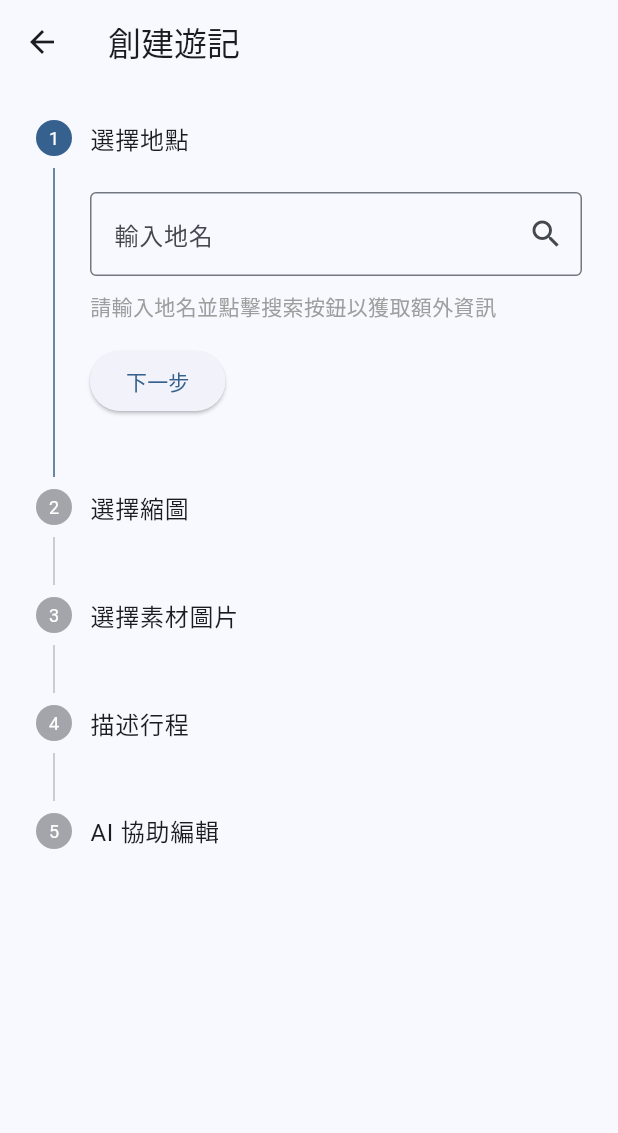
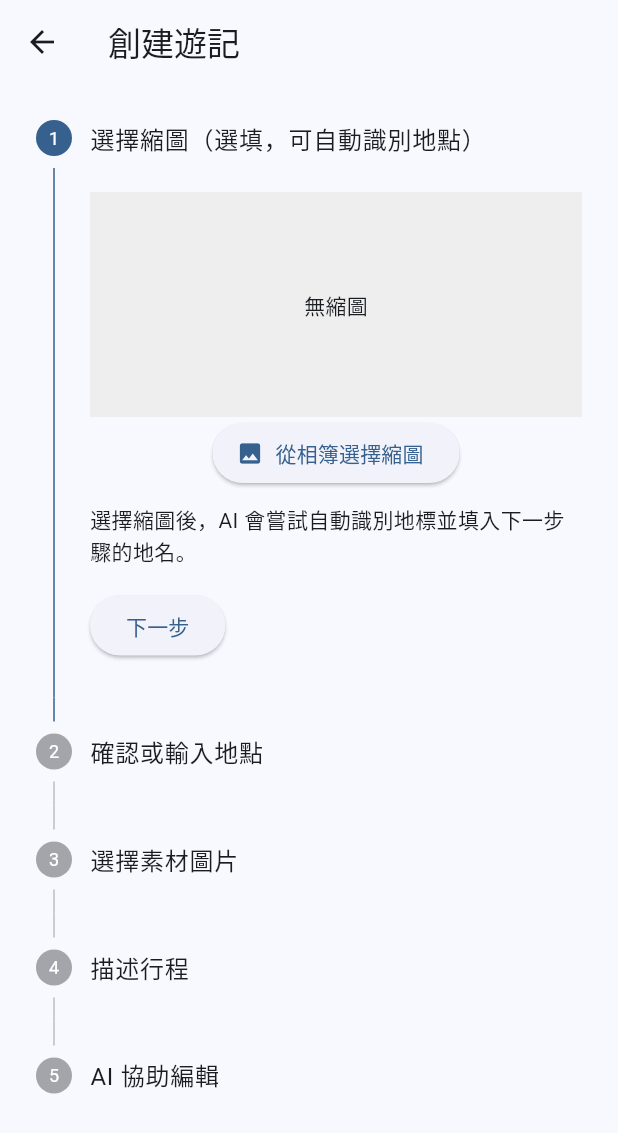
Before and after one commit to YUEN-YU-WING/fcu_travel_blog_fixed_2, a Flutter app: the CreateTravelArticlePage screen opened directly, on a phone screen of 412 x 824 dp. Shown: the top 1133 px of the screen. Run offline on Flutter 3.47's test engine with Material 3 defaults, Android fonts, the phone set to English and light mode, and no system bars; our stand-ins replace cached_network_image, cloud_firestore, firebase_auth, firebase_core, firebase_storage, flutter_dotenv and 6 more; missing offline and left inert: firebase_app_check, flutter_google_places_sdk, html_editor_enhanced, markdown_editor_plus; accounts and stored records are empty.

Commit message:
2025/11/10 1st 正在優化自動生存文章的ux，新增影像識別功能

```diff
--- a/lib/pages/create_travel_article_page.dart
+++ b/lib/pages/create_travel_article_page.dart
@@ -1,14 +1,16 @@
 import 'package:flutter/material.dart';
 import 'package:cloud_firestore/cloud_firestore.dart';
 import 'package:google_maps_flutter/google_maps_flutter.dart';
-import 'package:cached_network_image/cached_network_image.dart'; // 用於顯示網絡圖片
-import 'package:firebase_auth/firebase_auth.dart'; // 用於檢查登入狀態
+import 'package:cached_network_image/cached_network_image.dart';
+import 'package:firebase_auth/firebase_auth.dart';
+import 'package:http/http.dart' as http;
+import 'dart:convert';
 
 import '../models/travel_article_data.dart';
 import '../services/openai_service.dart';
 import '../services/location_service.dart';
 import 'ai_edit_travel_article_page.dart';
-import '../album_folder_page.dart'; // 引入你的 AlbumFolderPage
+import '../album_folder_page.dart';
 
 class CreateTravelArticlePage extends StatefulWidget {
   const CreateTravelArticlePage({super.key});
@@ -29,6 +31,7 @@ class _CreateTravelArticlePageState extends State<CreateTravelArticlePage> {
   final TextEditingController _descriptionController = TextEditingController();
   bool _isGeneratingAIContent = false;
   bool _isSearchingPlace = false;
+  bool _isDetectingLandmark = false;
 
   String? _selectedThumbnailUrl;
   List<String> _selectedMaterialImageUrls = [];
@@ -47,13 +50,12 @@ class _CreateTravelArticlePageState extends State<CreateTravelArticlePage> {
   }
 
   Future<void> _searchPlace() async {
-    final userInputPlaceName = _placeNameInputController.text.trim(); // 獲取用戶輸入並去除空白
+    final userInputPlaceName = _placeNameInputController.text.trim();
 
     if (userInputPlaceName.isEmpty) {
       ScaffoldMessenger.of(context).showSnackBar(
         const SnackBar(content: Text('請輸入地名')),
       );
-      // 仍然需要更新 _articleData.placeName 以觸發 validator
       setState(() {
         _articleData.placeName = null;
         _articleData.address = null;
@@ -62,20 +64,18 @@ class _CreateTravelArticlePageState extends State<CreateTravelArticlePage> {
       return;
     }
 
-    // 首先，直接使用用戶輸入作為 _articleData.placeName
     setState(() {
-      _articleData.placeName = userInputPlaceName; // <-- 直接使用用戶輸入
-      _isSearchingPlace = true; // 表示正在後台搜索地址和經緯度
+      _articleData.placeName = userInputPlaceName;
+      _isSearchingPlace = true;
     });
 
 
     try {
       final Map<String, dynamic>? result =
-      await LocationService.searchPlaceByName(userInputPlaceName); // 仍然嘗試搜索以獲取地址和經緯度
+      await LocationService.searchPlaceByName(userInputPlaceName);
 
       if (result != null) {
         setState(() {
-          // 只更新地址和經緯度，不覆蓋用戶輸入的地名
           _articleData.address = result['address'];
           final LatLng latLng = result['location'];
           _articleData.location = GeoPoint(latLng.latitude, latLng.longitude);
@@ -85,7 +85,6 @@ class _CreateTravelArticlePageState extends State<CreateTravelArticlePage> {
         );
       } else {
         setState(() {
-          // 如果沒有找到地點資訊，清空地址和經緯度
           _articleData.address = null;
           _articleData.location = null;
         });
@@ -102,8 +101,35 @@ class _CreateTravelArticlePageState extends State<CreateTravelArticlePage> {
       setState(() {
         _isSearchingPlace = false;
       });
-      // 在搜索完成後，再次觸發表單驗證，確保用戶輸入的地名被正確設置
       _formKey.currentState?.validate();
+    }
+  }
+
+  Future<String?> _callLandmarkDetectionService(String imageUrl) async {
+    setState(() {
+      _isDetectingLandmark = true;
+    });
+    try {
+      final response = await http.post(
+        Uri.parse('http://localhost:8080/landmark'),
+        headers: {'Content-Type': 'application/json'},
+        body: jsonEncode({'imageUrl': imageUrl}),
+      );
+
+      if (response.statusCode == 200) {
+        final data = jsonDecode(response.body);
+        return data['landmark'] as String?;
+      } else {
+        print('Error calling landmark detection service: ${response.statusCode} - ${response.body}');
+        return null;
+      }
+    } catch (e) {
+      print('Exception calling landmark detection service: $e');
+      return null;
+    } finally {
+      setState(() {
+        _isDetectingLandmark = false;
+      });
     }
   }
 
@@ -124,12 +150,39 @@ class _CreateTravelArticlePageState extends State<CreateTravelArticlePage> {
     );
 
     if (result != null && result is Map<String, dynamic>) {
+      final String? pickedImageUrl = result['imageUrl'] as String?;
       setState(() {
-        _selectedThumbnailUrl = result['imageUrl'] as String?;
+        _selectedThumbnailUrl = pickedImageUrl;
+        // 清空之前的地名和地點資訊，等待識別或手動輸入
+        _placeNameInputController.text = '';
+        _articleData.placeName = null;
+        _articleData.address = null;
+        _articleData.location = null;
       });
       ScaffoldMessenger.of(context).showSnackBar(
         const SnackBar(content: Text('縮圖已選擇')),
       );
+
+      if (pickedImageUrl != null) {
+        ScaffoldMessenger.of(context).showSnackBar(
+          const SnackBar(content: Text('正在識別圖片中的地標...')),
+        );
+        final String? landmark = await _callLandmarkDetectionService(pickedImageUrl);
+        if (landmark != null && landmark.isNotEmpty) {
+          setState(() {
+            _placeNameInputController.text = landmark;
+            _articleData.placeName = landmark;
+          });
+          _searchPlace();
+          ScaffoldMessenger.of(context).showSnackBar(
+            SnackBar(content: Text('已識別到地標：$landmark，正在自動搜索地點資訊。')),
+          );
+        } else {
+          ScaffoldMessenger.of(context).showSnackBar(
+            const SnackBar(content: Text('未能識別到圖片中的地標，請手動輸入地名。')),
+          );
+        }
+      }
     }
   }
 
@@ -166,7 +219,6 @@ class _CreateTravelArticlePageState extends State<CreateTravelArticlePage> {
     }
   }
 
-
   Future<void> _generateAIArticle() async {
     if (!_formKey.currentState!.validate()) {
       return;
@@ -180,10 +232,9 @@ class _CreateTravelArticlePageState extends State<CreateTravelArticlePage> {
       _articleData.thumbnailUrl = _selectedThumbnailUrl;
       _articleData.materialImageUrls = _selectedMaterialImageUrls;
 
-      // 確保這裡使用 _articleData.placeName，它現在直接來源於用戶輸入
       final String generatedHtml = await OpenAIService.generateTravelArticleHtml(
         userDescription: _articleData.userDescription,
-        placeName: _articleData.placeName ?? _placeNameInputController.text.trim(), // fallback 到輸入框
+        placeName: _articleData.placeName ?? _placeNameInputController.text.trim(),
         materialImageUrls: _articleData.materialImageUrls,
       );
       _articleData.generatedHtmlContent = generatedHtml;
@@ -221,7 +272,9 @@ class _CreateTravelArticlePageState extends State<CreateTravelArticlePage> {
         currentStep: _currentStep,
         onStepContinue: () {
           // 在繼續下一步之前，先觸發表單驗證
-          if (_formKey.currentState!.validate()) {
+          // 注意：如果第一個步驟是選縮圖，FormState 驗證可能會只在後面步驟有效
+          // 如果第一步的「縮圖」是可選的，那就不需要在這裡強制驗證
+          if (_formKey.currentState?.validate() ?? true) { // 如果沒有form key，則視為通過
             final isLastStep = _currentStep == getSteps().length - 1;
             if (isLastStep) {
               _generateAIArticle();
@@ -230,6 +283,11 @@ class _CreateTravelArticlePageState extends State<CreateTravelArticlePage> {
                 _currentStep += 1;
               });
             }
+          } else {
+            // 如果驗證失敗，保持當前步驟並顯示錯誤
+            ScaffoldMessenger.of(context).showSnackBar(
+              const SnackBar(content: Text('請完成當前步驟的必填項目')),
+            );
           }
         },
         onStepCancel: () {
@@ -272,77 +330,11 @@ class _CreateTravelArticlePageState extends State<CreateTravelArticlePage> {
   }
 
   List<Step> getSteps() => [
+    // 步驟 1: 選擇縮圖 (並自動識別地標)
     Step(
       state: _currentStep > 0 ? StepState.complete : StepState.indexed,
       isActive: _currentStep >= 0,
-      title: const Text('選擇地點'),
-      content: Form(
-        key: _formKey,
-        child: Column(
-          crossAxisAlignment: CrossAxisAlignment.start,
-          children: [
-            TextFormField(
-              controller: _placeNameInputController,
-              decoration: InputDecoration(
-                labelText: '輸入地名',
-                hintText: '例如：台中歌劇院',
-                border: const OutlineInputBorder(),
-                suffixIcon: _isSearchingPlace
-                    ? const Padding(
-                  padding: EdgeInsets.all(8.0),
-                  child: CircularProgressIndicator(strokeWidth: 2),
-                )
-                    : IconButton(
-                  icon: const Icon(Icons.search),
-                  onPressed: _searchPlace,
-                ),
-              ),
-              onFieldSubmitted: (_) => _searchPlace(),
-              onChanged: (value) {
-                // 當用戶輸入改變時，直接更新 _articleData.placeName
-                // 並將地址和經緯度重置，等待用戶點擊搜索按鈕
-                setState(() {
-                  _articleData.placeName = value.trim();
-                  _articleData.address = null;
-                  _articleData.location = null;
-                });
-                _formKey.currentState?.validate(); // 實時驗證
-              },
-              validator: (value) {
-                // 驗證器只檢查用戶輸入的地名是否為空
-                if (value == null || value.trim().isEmpty) {
-                  return '請輸入一個地名。';
-                }
-                return null;
-              },
-            ),
-            const SizedBox(height: 10),
-            // 這裡顯示用戶輸入的地名，以及後台搜索到的地址和經緯度 (如果有)
-            if (_articleData.placeName != null && _articleData.placeName!.isNotEmpty)
-              Column(
-                crossAxisAlignment: CrossAxisAlignment.start,
-                children: [
-                  Text('您輸入的地名: ${_articleData.placeName}'),
-                  if (_articleData.address != null && _articleData.address!.isNotEmpty)
-                    Text('匹配到的地址: ${_articleData.address}'),
-                  if (_articleData.location != null)
-                    Text('匹配到的經緯度: ${_articleData.location?.latitude.toStringAsFixed(4) ?? ''}, ${_articleData.location?.longitude.toStringAsFixed(4) ?? ''}'),
-                  if (_articleData.address == null && !_isSearchingPlace)
-                    const Text('未能找到該地點的地址或經緯度資訊。', style: TextStyle(color: Colors.orange)),
-                  const SizedBox(height: 10),
-                  const Text('此處顯示的「您輸入的地名」將用於遊記文章。'),
-                ],
-              )
-            else if (!_isSearchingPlace)
-              const Text('請輸入地名並點擊搜索按鈕以獲取額外資訊', style: TextStyle(color: Colors.grey)),
-          ],
-        ),
-      ),
-    ),
-    Step(
-      state: _currentStep > 1 ? StepState.complete : StepState.indexed,
-      isActive: _currentStep >= 1,
-      title: const Text('選擇縮圖'),
+      title: const Text('選擇縮圖（選填，可自動識別地點）'),
       content: Column(
         children: [
           _selectedThumbnailUrl != null
@@ -367,9 +359,83 @@ class _CreateTravelArticlePageState extends State<CreateTravelArticlePage> {
             icon: const Icon(Icons.image),
             label: const Text('從相簿選擇縮圖'),
           ),
+          if (_isDetectingLandmark)
+            const Padding(
+              padding: EdgeInsets.symmetric(vertical: 8.0),
+              child: CircularProgressIndicator(strokeWidth: 2),
+            ),
+          if (_isDetectingLandmark)
+            const Text('正在識別圖片中的地標...', style: TextStyle(color: Colors.blue)),
+          const SizedBox(height: 10),
+          const Text('選擇縮圖後，AI 會嘗試自動識別地標並填入下一步驟的地名。'),
         ],
       ),
     ),
+    // 步驟 2: 選擇地點 (手動輸入或確認 AI 識別結果)
+    Step(
+      state: _currentStep > 1 ? StepState.complete : StepState.indexed,
+      isActive: _currentStep >= 1,
+      title: const Text('確認或輸入地點'),
+      content: Form(
+        key: _formKey, // 這裡仍然使用 formKey 進行驗證
+        child: Column(
+          crossAxisAlignment: CrossAxisAlignment.start,
+          children: [
+            TextFormField(
+              controller: _placeNameInputController,
+              decoration: InputDecoration(
+                labelText: '輸入地名',
+                hintText: '例如：台中歌劇院',
+                border: const OutlineInputBorder(),
+                suffixIcon: _isSearchingPlace
+                    ? const Padding(
+                  padding: EdgeInsets.all(8.0),
+                  child: CircularProgressIndicator(strokeWidth: 2),
+                )
+                    : IconButton(
+                  icon: const Icon(Icons.search),
+                  onPressed: _searchPlace,
+                ),
+              ),
+              onFieldSubmitted: (_) => _searchPlace(),
+              onChanged: (value) {
+                setState(() {
+                  _articleData.placeName = value.trim();
+                  _articleData.address = null;
+                  _articleData.location = null;
+                });
+                _formKey.currentState?.validate();
+              },
+              validator: (value) {
+                if (value == null || value.trim().isEmpty) {
+                  return '請輸入一個地名。';
+                }
+                return null;
+              },
+            ),
+            const SizedBox(height: 10),
+            if (_articleData.placeName != null && _articleData.placeName!.isNotEmpty)
+              Column(
+                crossAxisAlignment: CrossAxisAlignment.start,
+                children: [
+                  Text('您輸入的地名: ${_articleData.placeName}'),
+                  if (_articleData.address != null && _articleData.address!.isNotEmpty)
+                    Text('匹配到的地址: ${_articleData.address}'),
+                  if (_articleData.location != null)
+                    Text('匹配到的經緯度: ${_articleData.location?.latitude.toStringAsFixed(4) ?? ''}, ${_articleData.location?.longitude.toStringAsFixed(4) ?? ''}'),
+                  if (_articleData.address == null && !_isSearchingPlace)
+                    const Text('未能找到該地點的地址或經緯度資訊。', style: TextStyle(color: Colors.orange)),
+                  const SizedBox(height: 10),
+                  const Text('此處顯示的「您輸入的地名」將用於遊記文章。'),
+                ],
+              )
+            else if (!_isSearchingPlace)
+              const Text('請輸入地名並點擊搜索按鈕以獲取額外資訊。', style: TextStyle(color: Colors.grey)),
+          ],
+        ),
+      ),
+    ),
+    // 步驟 3: 選擇素材圖片
     Step(
       state: _currentStep > 2 ? StepState.complete : StepState.indexed,
       isActive: _currentStep >= 2,
@@ -413,6 +479,7 @@ class _CreateTravelArticlePageState extends State<CreateTravelArticlePage> {
         ],
       ),
     ),
+    // 步驟 4: 描述行程
     Step(
       state: _currentStep > 3 ? StepState.complete : StepState.indexed,
       isActive: _currentStep >= 3,
@@ -435,6 +502,7 @@ class _CreateTravelArticlePageState extends State<CreateTravelArticlePage> {
         },
       ),
     ),
+    // 步驟 5: AI 協助編輯
     Step(
       state: _currentStep > 4 ? StepState.complete : StepState.indexed,
       isActive: _currentStep >= 4,
```
Also changed, not shown: lib/home_page.dart (+6 -6 lines).
